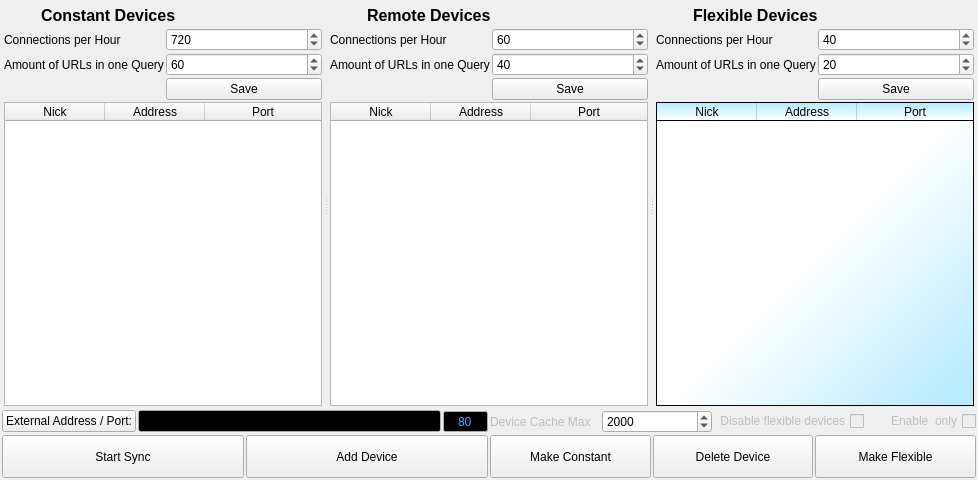
This is ui/connection-display.ui in berndhs/arado as Qt 5 draws it before an edit. The edited form follows.
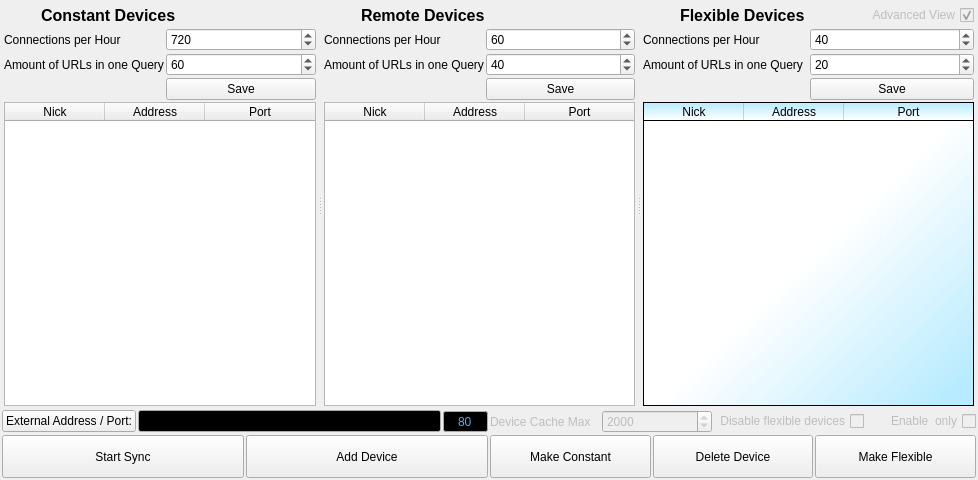
This is the edited form. Icons and pictures are not drawn.

Commit message: Advanced view: = checked.

```diff
--- a/ui/connection-display.ui
+++ b/ui/connection-display.ui
@@ -412,6 +412,22 @@
            </property>
           </widget>
          </item>
+         <item>
+          <widget class="QCheckBox" name="checkAdvViewBox">
+           <property name="enabled">
+            <bool>false</bool>
+           </property>
+           <property name="layoutDirection">
+            <enum>Qt::RightToLeft</enum>
+           </property>
+           <property name="text">
+            <string>Advanced View</string>
+           </property>
+           <property name="checked">
+            <bool>true</bool>
+           </property>
+          </widget>
+         </item>
         </layout>
        </item>
        <item>
@@ -714,6 +730,9 @@
      </item>
      <item>
       <widget class="QSpinBox" name="ipcachesize">
+       <property name="enabled">
+        <bool>false</bool>
+       </property>
        <property name="toolTip">
         <string>Amount of IP-adresses in your IP-cache (1500-5000). Rise up, if all IP-adresses are outdated or offline and connections fail after a start.  Then each minute a request is sent to the boot-IP-connections, to fill the cache for 100%.</string>
        </property>
```
